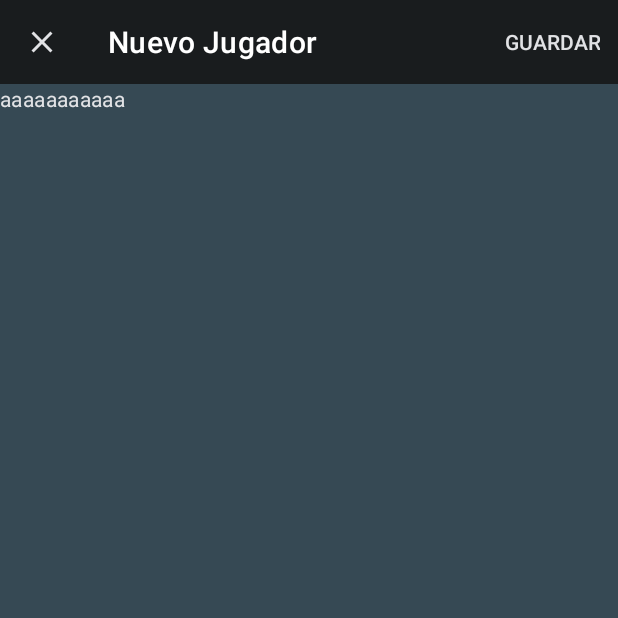
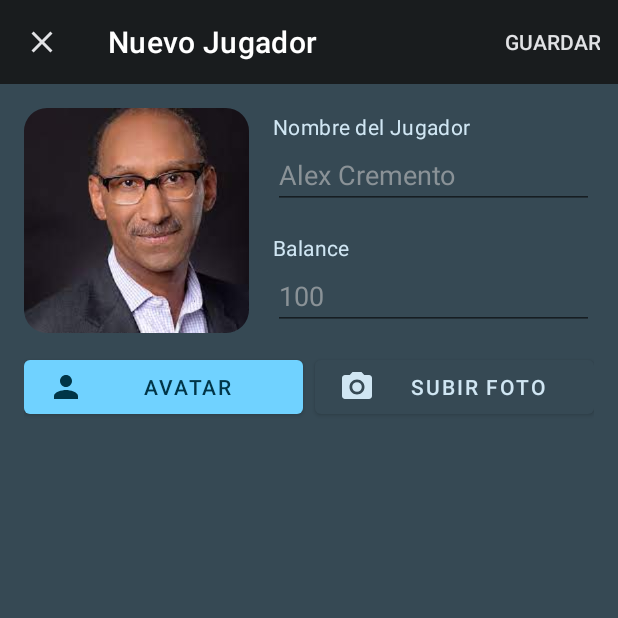
Before and after one commit to TomasVilalta/BetBracket, an Android app: the PlayerFormFragment screen opened through its navigation route, on a phone screen of 412 x 824 dp, the top half of it. Run offline under Robolectric (Android 15) with nearby library versions, the phone set to English and light mode, and no system bars; our stand-ins replace navigation-ui; 2 statements that could not run were skipped.

Commit message:
populate playerForm fragment

```diff
--- a/app/src/main/java/com/example/betbracket/players/PlayerFormFragment.kt
+++ b/app/src/main/java/com/example/betbracket/players/PlayerFormFragment.kt
@@ -1,12 +1,14 @@
 package com.example.betbracket.players
 
 import android.app.Dialog
+import android.content.Context
 import android.opengl.Visibility
 import android.os.Bundle
 import android.util.Log
 import android.view.*
 import android.view.animation.Animation
 import android.view.animation.AnimationUtils
+import android.widget.RelativeLayout
 import android.widget.Toast
 import android.widget.Toolbar
 import androidx.appcompat.app.AppCompatActivity
@@ -15,6 +17,8 @@ import androidx.core.view.MenuHost
 import androidx.core.view.MenuProvider
 import androidx.fragment.app.DialogFragment
 import androidx.fragment.app.Fragment
+import androidx.fragment.app.FragmentContainer
+import androidx.fragment.app.FragmentContainerView
 import androidx.lifecycle.Lifecycle
 import com.example.betbracket.R
 import com.example.betbracket.databinding.FragmentPlayerFormBinding
@@ -38,9 +42,9 @@ class PlayerFormFragment : Fragment() {
     ): View {
         // Inflate the layout to use as dialog or embedded fragment
         _binding = FragmentPlayerFormBinding.inflate(inflater, container, false)
-
         animateBottomNav()
         setUpToolbar()
+
 
 
         return binding.root
--- /dev/null
+++ b/app/src/main/res/drawable/gradient.xml
@@ -0,0 +1,14 @@
+<?xml version="1.0" encoding="utf-8"?>
+
+<shape
+    xmlns:android="http://schemas.android.com/apk/res/android"
+    android:shape="rectangle">
+
+    <gradient
+        android:type="linear"
+        android:startColor="#70D2FF"
+        android:endColor="#364954"
+        android:angle="270"
+        />
+
+</shape>
--- /dev/null
+++ b/app/src/main/res/drawable/ic_camera_24.xml
@@ -0,0 +1,6 @@
+<vector android:height="24dp" android:tint="#000000"
+    android:viewportHeight="24" android:viewportWidth="24"
+    android:width="24dp" xmlns:android="http://schemas.android.com/apk/res/android">
+    <path android:fillColor="@android:color/white" android:pathData="M12,12m-3.2,0a3.2,3.2 0,1 1,6.4 0a3.2,3.2 0,1 1,-6.4 0"/>
+    <path android:fillColor="@android:color/white" android:pathData="M9,2L7.17,4L4,4c-1.1,0 -2,0.9 -2,2v12c0,1.1 0.9,2 2,2h16c1.1,0 2,-0.9 2,-2L22,6c0,-1.1 -0.9,-2 -2,-2h-3.17L15,2L9,2zM12,17c-2.76,0 -5,-2.24 -5,-5s2.24,-5 5,-5 5,2.24 5,5 -2.24,5 -5,5z"/>
+</vector>
--- a/app/src/main/res/layout/fragment_player_form.xml
+++ b/app/src/main/res/layout/fragment_player_form.xml
@@ -1,21 +1,124 @@
 <?xml version="1.0" encoding="utf-8"?>
 
-<LinearLayout xmlns:android="http://schemas.android.com/apk/res/android"
+
+<ScrollView xmlns:android="http://schemas.android.com/apk/res/android"
+    xmlns:app="http://schemas.android.com/apk/res-auto"
+    xmlns:tools="http://schemas.android.com/tools"
     android:id="@+id/player_form_layout"
-    xmlns:tools="http://schemas.android.com/tools"
     android:layout_width="match_parent"
     android:layout_height="match_parent"
-    tools:context=".players.PlayerFormFragment"
+    android:background="@color/secondaryContainer"
     android:orientation="vertical"
-    android:background="@color/secondaryContainer">
+    tools:context=".players.PlayerFormFragment">
+
+    <androidx.constraintlayout.widget.ConstraintLayout
+        android:layout_width="match_parent"
+        android:layout_height="wrap_content"
+        android:orientation="vertical"
+        android:padding="16dp"
+        tools:context=".players.PlayerFormFragment">
 
 
-    <TextView
-        android:layout_width="wrap_content"
-        android:layout_height="wrap_content"
-        style="@style/TextAppearance.MaterialComponents.Body2"
-        android:text="aaaaaaaaaaa"/>
+        <com.google.android.material.imageview.ShapeableImageView
+            android:id="@+id/player_image"
+            android:layout_width="150dp"
+            android:layout_height="150dp"
+            android:src="@drawable/descarga"
+
+            app:layout_constraintStart_toStartOf="parent"
+            app:layout_constraintTop_toTopOf="parent"
+            app:shapeAppearanceOverlay="@style/circularImage" />
+
+        <com.google.android.material.button.MaterialButton
+            android:id="@+id/avatar_button"
+            android:layout_width="0dp"
+            android:layout_height="wrap_content"
+            android:layout_marginEnd="8dp"
+            android:layout_marginTop="12dp"
+            android:text="Avatar"
+            android:textColor="@color/colorPrimaryDark"
+            app:backgroundTint="@color/colorPrimary"
+            app:icon="@drawable/ic_person_24"
+            app:iconTint="@color/colorPrimaryDark"
+            app:layout_constraintEnd_toStartOf="@+id/upload_image_button"
+            app:layout_constraintHorizontal_bias="0.0"
+            app:layout_constraintStart_toStartOf="parent"
+            app:layout_constraintTop_toBottomOf="@+id/player_image"
+            app:layout_constraintVertical_chainStyle="packed" />
+
+        <com.google.android.material.button.MaterialButton
+            android:id="@+id/upload_image_button"
+            android:layout_width="0dp"
+            android:layout_height="wrap_content"
+            android:layout_marginTop="12dp"
+            android:text="Subir foto"
+            android:textColor="@color/onSecondaryContainer"
+            app:backgroundTint="@color/secondaryContainer"
+            app:icon="@drawable/ic_camera_24"
+            app:iconTint="@color/onSecondaryContainer"
+            app:layout_constraintEnd_toEndOf="parent"
+            app:layout_constraintStart_toEndOf="@+id/avatar_button"
+            app:layout_constraintTop_toBottomOf="@+id/player_image"
+            app:strokeColor="@color/onSecondaryContainer" />
+
+        <TextView
+            android:id="@+id/playerName_title"
+            style="@style/PlayerCard.Text"
+            android:layout_width="wrap_content"
+            android:layout_height="wrap_content"
+            android:layout_marginStart="16dp"
+            android:text="Nombre del Jugador"
+            app:layout_constraintBottom_toTopOf="@+id/playerName_input"
+            app:layout_constraintStart_toEndOf="@+id/player_image"
+            app:layout_constraintTop_toTopOf="@+id/player_image"
+            app:layout_constraintVertical_chainStyle="packed"/>
 
 
+        <com.google.android.material.textfield.TextInputEditText
+            android:id="@+id/playerName_input"
+            android:layout_width="0dp"
+            android:layout_height="wrap_content"
+            android:layout_marginStart="16dp"
+            android:layout_marginBottom="16dp"
+            android:hint="Alex Cremento"
+            android:inputType="textPersonName"
+            android:selectAllOnFocus="true"
+            android:singleLine="true"
+            android:textColor="@color/onSecondaryContainer"
+            android:textColorHighlight="@color/colorPrimary"
+            android:textColorHint="@color/outline"
+            app:layout_constraintBottom_toTopOf="@id/playerBalance_title"
+            app:layout_constraintEnd_toEndOf="parent"
+            app:layout_constraintStart_toEndOf="@+id/player_image"
+            app:layout_constraintTop_toBottomOf="@+id/playerName_title" />
 
-</LinearLayout>
+        <TextView
+            android:id="@+id/playerBalance_title"
+            style="@style/PlayerCard.Text"
+            android:layout_width="wrap_content"
+            android:layout_height="wrap_content"
+            android:layout_marginStart="16dp"
+            android:text="Balance"
+            app:layout_constraintBottom_toTopOf="@+id/playerBalance_input"
+            app:layout_constraintStart_toEndOf="@+id/player_image"
+            app:layout_constraintTop_toBottomOf="@+id/playerName_input" />
+
+
+        <com.google.android.material.textfield.TextInputEditText
+            android:id="@+id/playerBalance_input"
+            android:layout_width="0dp"
+            android:layout_height="wrap_content"
+            android:layout_marginStart="16dp"
+            android:hint="100"
+            android:inputType="textPersonName"
+            android:selectAllOnFocus="true"
+            android:singleLine="true"
+            android:textColor="@color/onSecondaryContainer"
+            android:textColorHighlight="@color/colorPrimary"
+            android:textColorHint="@color/outline"
+            app:layout_constraintBottom_toBottomOf="@+id/player_image"
+            app:layout_constraintEnd_toEndOf="parent"
+            app:layout_constraintStart_toEndOf="@+id/player_image"
+            app:layout_constraintTop_toBottomOf="@+id/playerBalance_title" />
+    </androidx.constraintlayout.widget.ConstraintLayout>
+</ScrollView>
--- a/app/src/main/res/layout/view_player.xml
+++ b/app/src/main/res/layout/view_player.xml
@@ -5,9 +5,9 @@
     android:layout_height="wrap_content"
     android:layout_marginStart="16dp"
     android:layout_marginTop="16dp"
-    android:layout_marginEnd="16dp"
+    android:layout_marginEnd="@dimen/margin_medium"
     android:elevation="5dp"
-    app:cardCornerRadius="15dp">
+    app:cardCornerRadius="@dimen/card_radius">
 
     <androidx.constraintlayout.widget.ConstraintLayout
         android:id="@+id/player_card"
@@ -31,7 +31,7 @@
             style="@style/PlayerCard.Text"
             android:layout_width="wrap_content"
             android:layout_height="wrap_content"
-            android:layout_marginStart="8dp"
+            android:layout_marginStart="@dimen/margin_small"
             android:text="Player Name"
             android:textStyle="bold"
             app:layout_constraintBottom_toBottomOf="parent"
@@ -52,7 +52,7 @@
             android:id="@+id/player_edit"
             android:layout_width="24dp"
             android:layout_height="24dp"
-            android:layout_marginEnd="8dp"
+            android:layout_marginEnd="@dimen/margin_small"
             android:src="@drawable/ic_edit_24"
             app:layout_constraintBottom_toBottomOf="parent"
             app:layout_constraintEnd_toStartOf="@id/player_delete"
--- a/app/src/main/res/values/colors.xml
+++ b/app/src/main/res/values/colors.xml
@@ -7,6 +7,7 @@
     <color name="teal_700">#FF018786</color>
     <color name="black">#FF000000</color>
     <color name="white">#FFFFFFFF</color>
+    <color name="transparent">#00FFFFFF</color>
 
     <!--COLORS-->
     <color name="seed">#70d2ff</color>
--- /dev/null
+++ b/app/src/main/res/values/dimens.xml
@@ -0,0 +1,6 @@
+<?xml version="1.0" encoding="utf-8"?>
+<resources>
+    <dimen name="margin_small">8dp</dimen>
+    <dimen name="margin_medium">16dp</dimen>
+    <dimen name="card_radius">15dp</dimen>
+</resources>
--- a/app/src/main/res/values/themes.xml
+++ b/app/src/main/res/values/themes.xml
@@ -12,8 +12,6 @@
 
     <!--    TOOLBAR THEME-->
     <style name="Widget.BetBracket.Toolbar" parent="ThemeOverlay.AppCompat.Dark.ActionBar">
-        <item name="colorPrimary">@color/colorAccent</item>
-        <item name="android:background">?attr/colorAccent</item>
         <item name="android:theme">@style/Theme.BetBracket</item>
         <item name="colorControlNormal">@color/textColorPrimary</item>
         <item name="popupTheme">@style/ThemeOverlay.AppCompat.Light</item>
@@ -23,7 +21,6 @@
     <!-- BOTTOM NAV THEME   -->
     <style name="Widget.BetBracket.Toolbar.BottomNavigationView.Colored" parent="Widget.MaterialComponents.BottomNavigationView.Colored">
         <item name="android:background">@color/background</item>
-        <item name="android:backgroundTint">@color/errorContainer</item>
         <item name="itemTextColor">@color/bottom_nav_item_color</item>
         <item name="itemIconTint">@color/bottom_nav_item_color</item>
         <item name="elevation">5dp</item>
```
